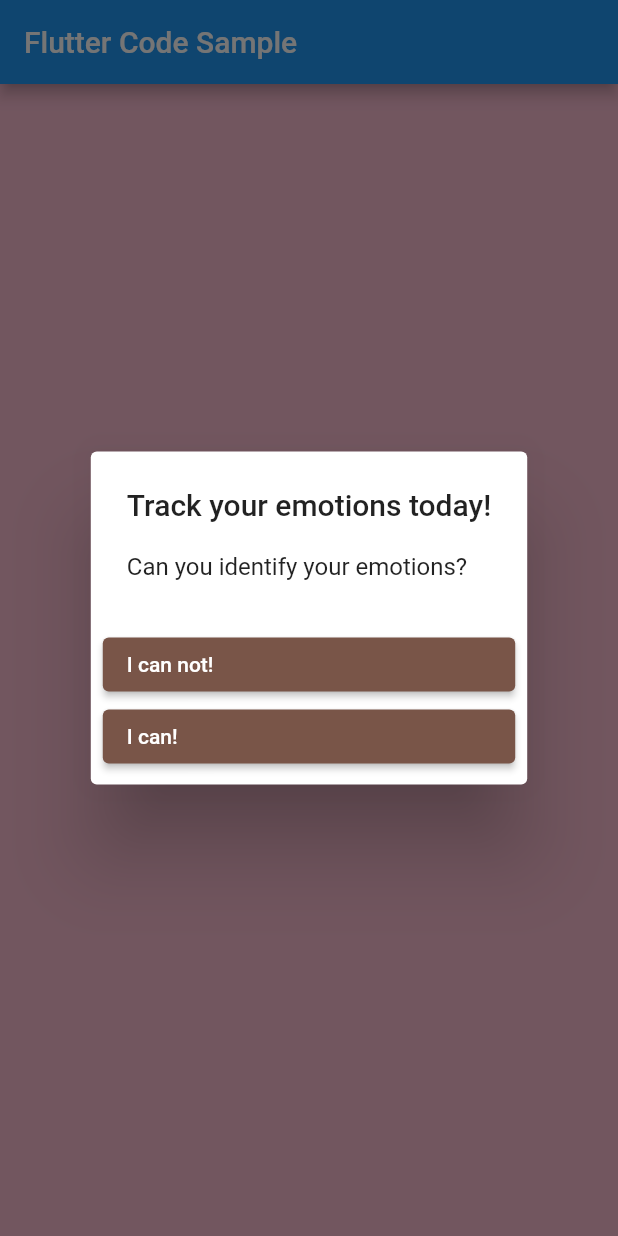
After one commit to prelipceancristian/FE-TrackingEmotions, a Flutter app: the screen it shows after launch, after a tap on "Press this to continue!", on a phone screen of 412 x 824 dp. The commit adds this screen. Run offline on Flutter 3.47's test engine with Material 2 defaults, Android fonts, the phone set to English and light mode, and no system bars; our stand-ins replace chat_bubbles.

Commit message:
added Andreea's pop-up code and bound the screens

```diff
--- a/tracking_emotions/lib/main.dart
+++ b/tracking_emotions/lib/main.dart
@@ -1,4 +1,4 @@
-import 'src/dialogs/choose-emotion-type.dart' as app;
+import 'src/dialogs/pop-up-question.dart' as app;
 
 void main() {
   app.main();
--- a/tracking_emotions/lib/src/dialogs/choose-emotion-type.dart
+++ b/tracking_emotions/lib/src/dialogs/choose-emotion-type.dart
@@ -6,10 +6,10 @@ import 'package:flutter/rendering.dart';
 import 'package:chat_bubbles/chat_bubbles.dart';
 
 void main() {
-  runApp(MyApp());
+  runApp(ChooseEmotionType());
 }
 
-class MyApp extends StatelessWidget {
+class ChooseEmotionType extends StatelessWidget {
   @override
   Widget build(BuildContext context) {
     return MaterialApp(
--- /dev/null
+++ b/tracking_emotions/lib/src/dialogs/pop-up-question.dart
@@ -0,0 +1,73 @@
+import 'package:flutter/material.dart';
+import 'choose-emotion-type.dart';
+
+void main() => runApp(PopUpQuestion());
+
+/// This is the main application widget.
+class PopUpQuestion extends StatelessWidget {
+  static const String _title = 'Flutter Code Sample';
+
+  @override
+  Widget build(BuildContext context) {
+    return MaterialApp(
+      title: _title,
+      theme: new ThemeData(scaffoldBackgroundColor: const Color(0xFFF8BBD0)),
+      home: Scaffold(
+        appBar: AppBar(title: const Text(_title)),
+        body: Center(
+          child: MyStatelessWidget(),
+        ),
+      ),
+    );
+  }
+}
+
+/// This is the stateless widget that the main application instantiates.
+class MyStatelessWidget extends StatelessWidget {
+  @override
+  Widget build(BuildContext context) {
+    return TextButton(
+      onPressed: () => showDialog<String>(
+        context: context,
+        builder: (BuildContext context) => AlertDialog(
+          title: const Text('Track your emotions today!'),
+          content: const Text('Can you identify your emotions?'),
+          actions: <Widget>[
+            ElevatedButton(
+              onPressed: () {
+                Navigator.push(
+                    context,
+                    MaterialPageRoute(
+                        builder: (context) => ChooseEmotionType()));
+              },
+              style: ButtonStyle(
+                  backgroundColor:
+                      MaterialStateProperty.all<Color>(Colors.brown)),
+              child: Align(
+                alignment: Alignment.centerLeft,
+                child: Text(
+                  'I can not!',
+                  textAlign: TextAlign.center,
+                ),
+              ),
+            ),
+            ElevatedButton(
+                style: ButtonStyle(
+                    backgroundColor:
+                        MaterialStateProperty.all<Color>(Colors.brown)),
+                onPressed: () => Navigator.pop(context, 'I can!'),
+                child: Align(
+                  alignment: Alignment.centerLeft,
+                  child: Text(
+                    "I can!",
+                    textAlign: TextAlign.center,
+                  ),
+                )),
+          ],
+        ),
+      ),
+      child: const Text('Press this to continue!',
+          style: TextStyle(color: Colors.black)),
+    );
+  }
+}
```
